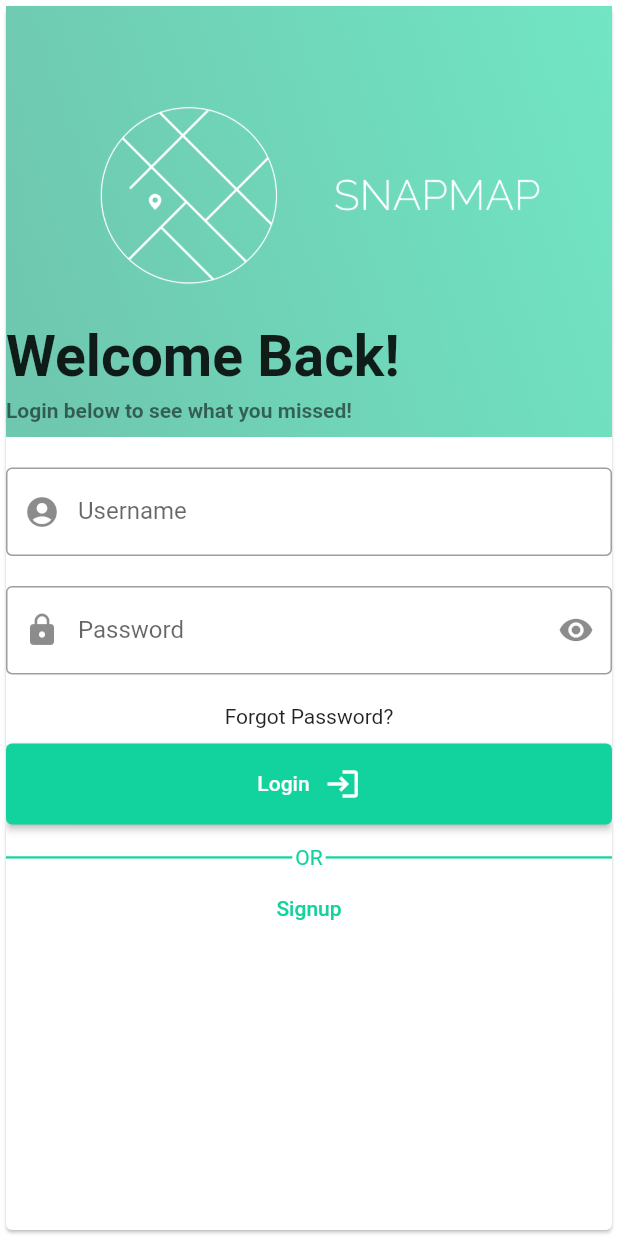
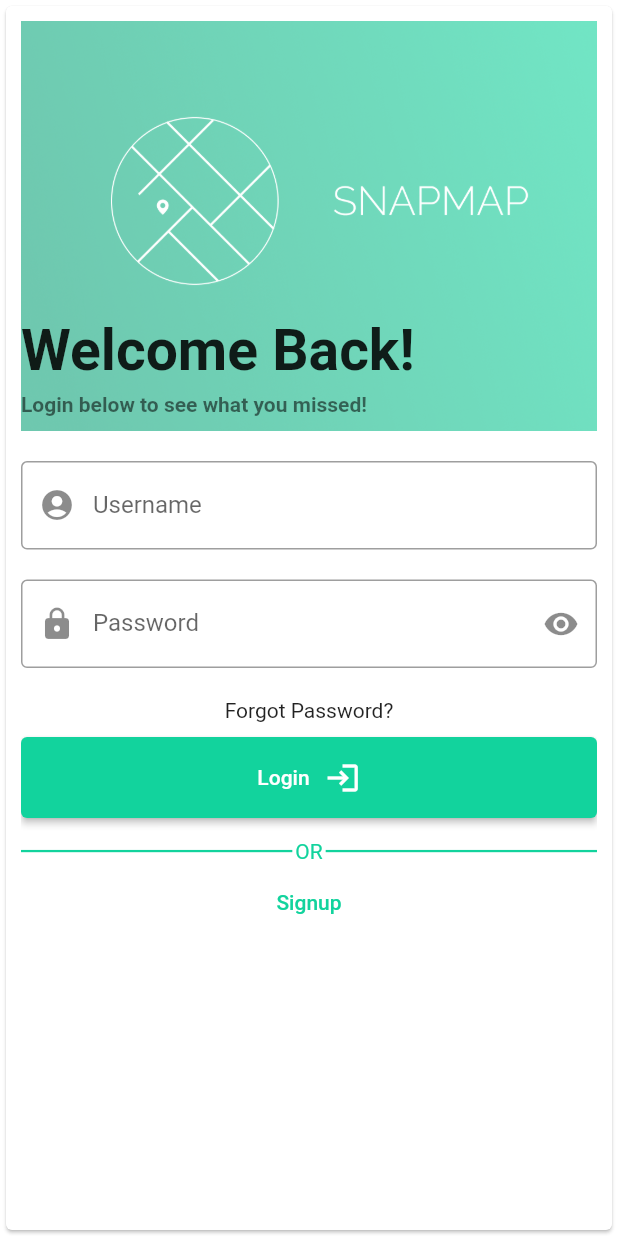
Before and after one commit to CSCI4100U-Mobile-Dev-Group10/Snapmap, a Flutter app: the screen it shows after launch, on a phone screen of 412 x 824 dp. Run offline on Flutter 3.47's test engine with Material 2 defaults, Android fonts, the light colour scheme and no system bars; our stand-ins replace camera, cloud_firestore, firebase_core, firebase_storage, flutter_map, geolocator and 5 more; missing offline and left inert: camera_web, cloud_firestore_web, firebase_core_web, firebase_storage_web, geolocator_web, image_picker_for_web and 1 more; accounts and stored records are empty.

Commit message:
padding added to login / signup screen

```diff
--- a/lib/widgets/organisms/auth/login_form.dart
+++ b/lib/widgets/organisms/auth/login_form.dart
@@ -38,7 +38,9 @@ class _LoginFormState extends State<LoginForm> {
 
   @override
   Widget build(BuildContext context) {
-    return ListView(
+    return Container(
+        padding: const EdgeInsets.all(10),
+        child: ListView(
           children: [
             Form(
               key: _formKey,
@@ -52,8 +54,8 @@ class _LoginFormState extends State<LoginForm> {
                     children: [
                       Opacity(
                           opacity: 0.6,
-                      child:
-                          Image.asset('images/login_signup_form_picture.jpg')),
+                          child: Image.asset(
+                              'images/login_signup_form_picture.jpg')),
                       // change text depending on signup / login
                       pageFlag
                           ? const WelcomeSection(
@@ -62,7 +64,8 @@ class _LoginFormState extends State<LoginForm> {
                                   'Enter your information below to start snapping!')
                           : const WelcomeSection(
                               message: 'Welcome Back!',
-                          information: 'Login below to see what you missed!')
+                              information:
+                                  'Login below to see what you missed!')
                     ],
                   ),
                   const SizedBox(height: 20),
@@ -185,8 +188,8 @@ class _LoginFormState extends State<LoginForm> {
                             builder: (BuildContext context) {
                               return AlertDialog(
                                 title: const Text("Account Recovery"),
-                            content:
-                                const Text("Enter email to recover password:"),
+                                content: const Text(
+                                    "Enter email to recover password:"),
                                 actions: [
                                   TextField(
                                     decoration: const InputDecoration(
@@ -253,7 +256,8 @@ class _LoginFormState extends State<LoginForm> {
                             } else {
                               errorExists = false;
                               setState(() {});
-                          Navigator.pushNamed(context, NavController.routeId);
+                              Navigator.pushNamed(
+                                  context, NavController.routeId);
                             }
                           } else {
                             // add users sign up info to database
@@ -314,6 +318,6 @@ class _LoginFormState extends State<LoginForm> {
               height: 245,
             ),
           ],
-    );
+        ));
   }
 }
```
Lines whose indentation alone changed are shown as unchanged.
